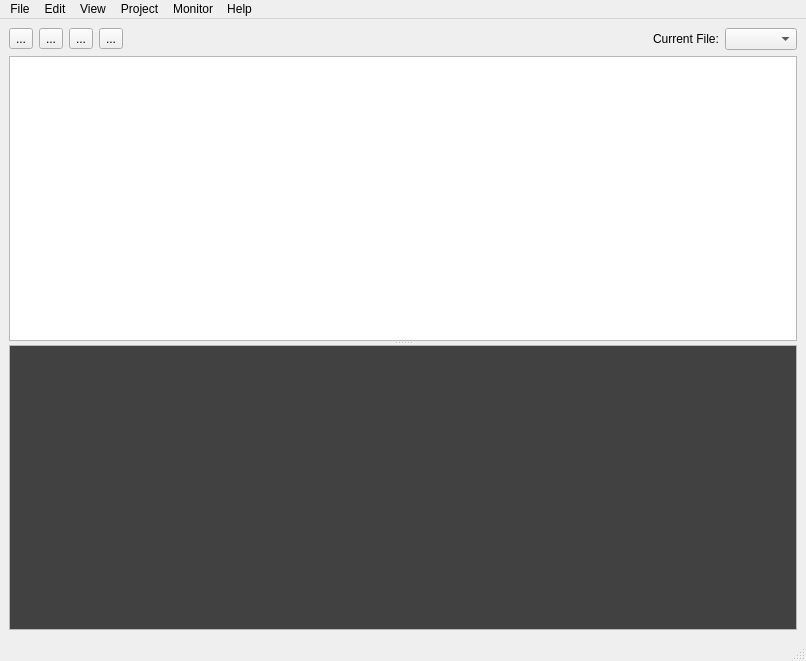
Old version of the form mcbuilder/trunk/layouts/mainwindow.ui in the repository makingthings/makecontroller.
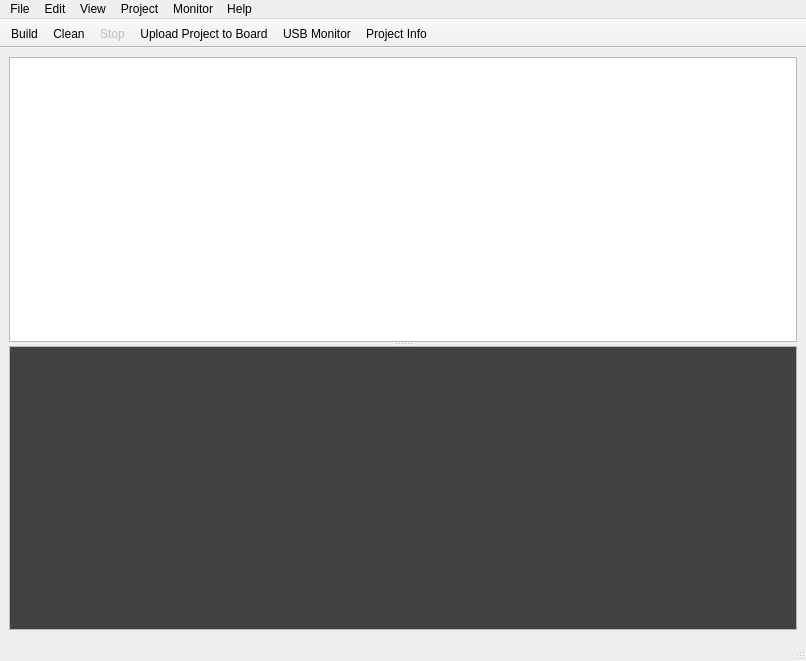
New version of the form. Icons and pictures are not drawn.

Commit message: - adding some icons to main tool bar

Diff of the .ui file:
```diff
--- a/mcbuilder/trunk/layouts/mainwindow.ui
+++ b/mcbuilder/trunk/layouts/mainwindow.ui
@@ -13,72 +13,15 @@
    <string>mcbuilder</string>
   </property>
   <widget class="QWidget" name="centralwidget" >
+   <property name="geometry" >
+    <rect>
+     <x>0</x>
+     <y>66</y>
+     <width>806</width>
+     <height>573</height>
+    </rect>
+   </property>
    <layout class="QVBoxLayout" >
-    <item>
-     <layout class="QHBoxLayout" >
-      <item>
-       <widget class="QToolButton" name="toolButton" >
-        <property name="text" >
-         <string>...</string>
-        </property>
-       </widget>
-      </item>
-      <item>
-       <widget class="QToolButton" name="toolButton_2" >
-        <property name="text" >
-         <string>...</string>
-        </property>
-       </widget>
-      </item>
-      <item>
-       <widget class="QToolButton" name="toolButton_3" >
-        <property name="text" >
-         <string>...</string>
-        </property>
-       </widget>
-      </item>
-      <item>
-       <widget class="QToolButton" name="toolButton_4" >
-        <property name="text" >
-         <string>...</string>
-        </property>
-       </widget>
-      </item>
-      <item>
-       <spacer>
-        <property name="orientation" >
-         <enum>Qt::Horizontal</enum>
-        </property>
-        <property name="sizeHint" >
-         <size>
-          <width>40</width>
-          <height>20</height>
-         </size>
-        </property>
-       </spacer>
-      </item>
-      <item>
-       <widget class="QLabel" name="label" >
-        <property name="text" >
-         <string>Current File:</string>
-        </property>
-        <property name="buddy" >
-         <cstring>currentFileDropDown</cstring>
-        </property>
-       </widget>
-      </item>
-      <item>
-       <widget class="QComboBox" name="currentFileDropDown" >
-        <property name="focusPolicy" >
-         <enum>Qt::NoFocus</enum>
-        </property>
-        <property name="sizeAdjustPolicy" >
-         <enum>QComboBox::AdjustToContents</enum>
-        </property>
-       </widget>
-      </item>
-     </layout>
-    </item>
     <item>
      <widget class="QSplitter" name="splitter" >
       <property name="orientation" >
@@ -288,7 +231,47 @@
    <addaction name="menuMonitor" />
    <addaction name="menuHelp" />
   </widget>
-  <widget class="QStatusBar" name="statusbar" />
+  <widget class="QStatusBar" name="statusbar" >
+   <property name="geometry" >
+    <rect>
+     <x>0</x>
+     <y>639</y>
+     <width>806</width>
+     <height>22</height>
+    </rect>
+   </property>
+  </widget>
+  <widget class="QToolBar" name="toolBar" >
+   <property name="geometry" >
+    <rect>
+     <x>0</x>
+     <y>22</y>
+     <width>806</width>
+     <height>44</height>
+    </rect>
+   </property>
+   <property name="windowTitle" >
+    <string>toolBar</string>
+   </property>
+   <property name="movable" >
+    <bool>false</bool>
+   </property>
+   <property name="floatable" >
+    <bool>false</bool>
+   </property>
+   <attribute name="toolBarArea" >
+    <enum>TopToolBarArea</enum>
+   </attribute>
+   <attribute name="toolBarBreak" >
+    <bool>false</bool>
+   </attribute>
+   <addaction name="actionBuild" />
+   <addaction name="actionClean" />
+   <addaction name="actionStop" />
+   <addaction name="actionUpload" />
+   <addaction name="actionUsb_Monitor" />
+   <addaction name="actionProperties" />
+  </widget>
   <action name="actionNew" >
    <property name="text" >
     <string>New File</string>
@@ -346,7 +329,7 @@
   </action>
   <action name="actionProperties" >
    <property name="text" >
-    <string>Properties...</string>
+    <string>Project Info</string>
    </property>
    <property name="shortcut" >
     <string>Ctrl+P</string>
@@ -477,6 +460,18 @@
     <string>About mcbuilder</string>
    </property>
   </action>
+  <action name="actionStop" >
+   <property name="enabled" >
+    <bool>false</bool>
+   </property>
+   <property name="icon" >
+    <iconset resource="../resources/icons/icons_rsrc.qrc" >
+     <normaloff>:/icons/stop.tiff</normaloff>:/icons/stop.tiff</iconset>
+   </property>
+   <property name="text" >
+    <string>Stop</string>
+   </property>
+  </action>
  </widget>
  <resources/>
  <connections/>
```
Left out of the diff: 22 changed lines with no effect on the pictures. The commit also changes 7 other files.
